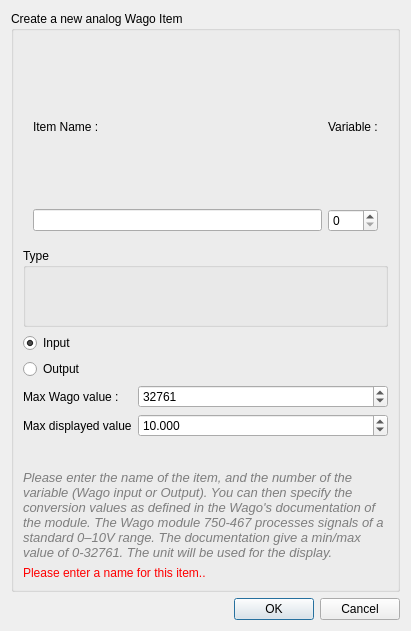
The window that data/DialogNewAnalog.ui (calaos/calaos_installer) describes before a commit, drawn with Qt 5.
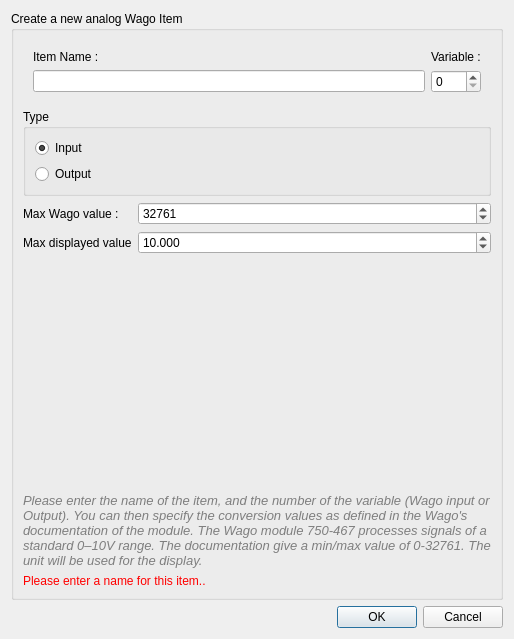
The same window after the commit. Icons and pictures are not drawn.

Commit message: Fix wago analog UI

What changed in the file:
```diff
--- a/data/DialogNewAnalog.ui
+++ b/data/DialogNewAnalog.ui
@@ -6,28 +6,10 @@
    <rect>
     <x>0</x>
     <y>0</y>
-    <width>411</width>
-    <height>631</height>
+    <width>514</width>
+    <height>639</height>
    </rect>
   </property>
-  <property name="sizePolicy">
-   <sizepolicy hsizetype="Fixed" vsizetype="Fixed">
-    <horstretch>0</horstretch>
-    <verstretch>0</verstretch>
-   </sizepolicy>
-  </property>
-  <property name="minimumSize">
-   <size>
-    <width>411</width>
-    <height>451</height>
-   </size>
-  </property>
-  <property name="maximumSize">
-   <size>
-    <width>411</width>
-    <height>1000</height>
-   </size>
-  </property>
   <property name="font">
    <font>
     <weight>50</weight>
@@ -51,6 +33,9 @@
       <string>Create a new analog Wago Item</string>
      </property>
      <layout class="QVBoxLayout" name="verticalLayout_3">
+      <property name="sizeConstraint">
+       <enum>QLayout::SetMinAndMaxSize</enum>
+      </property>
       <item>
        <layout class="QGridLayout" name="gridLayout">
         <property name="leftMargin">
@@ -92,14 +77,14 @@
        </layout>
       </item>
       <item>
-       <layout class="QVBoxLayout" name="verticalLayout_2">
-        <item>
          <widget class="QGroupBox" name="groupBox_3">
           <property name="title">
            <string>Type</string>
           </property>
-         </widget>
-        </item>
+        <layout class="QVBoxLayout" name="verticalLayout_4">
+         <property name="sizeConstraint">
+          <enum>QLayout::SetMinimumSize</enum>
+         </property>
         <item>
          <widget class="QRadioButton" name="radio_input">
           <property name="text">
@@ -117,6 +102,9 @@
           </property>
          </widget>
         </item>
+        </layout>
+       </widget>
+      </item>
         <item>
          <layout class="QFormLayout" name="formLayout">
           <property name="fieldGrowthPolicy">
@@ -164,6 +152,19 @@
           </item>
          </layout>
         </item>
+      <item>
+       <spacer name="verticalSpacer">
+        <property name="orientation">
+         <enum>Qt::Vertical</enum>
+        </property>
+        <property name="sizeHint" stdset="0">
+         <size>
+          <width>20</width>
+          <height>40</height>
+         </size>
+        </property>
+       </spacer>
+      </item>
         <item>
          <widget class="QLabel" name="label_3">
           <property name="palette">
@@ -302,8 +303,6 @@
            <string>Please enter a name for this item..</string>
           </property>
          </widget>
-        </item>
-       </layout>
       </item>
      </layout>
     </widget>
```
Lines whose indentation alone changed are shown as unchanged. The commit also changes 5 other files.
